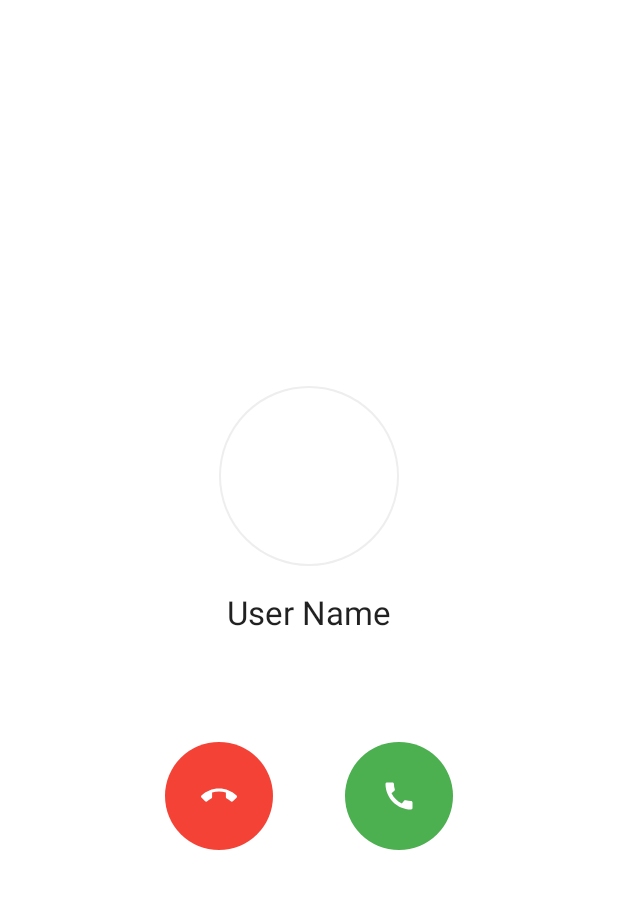
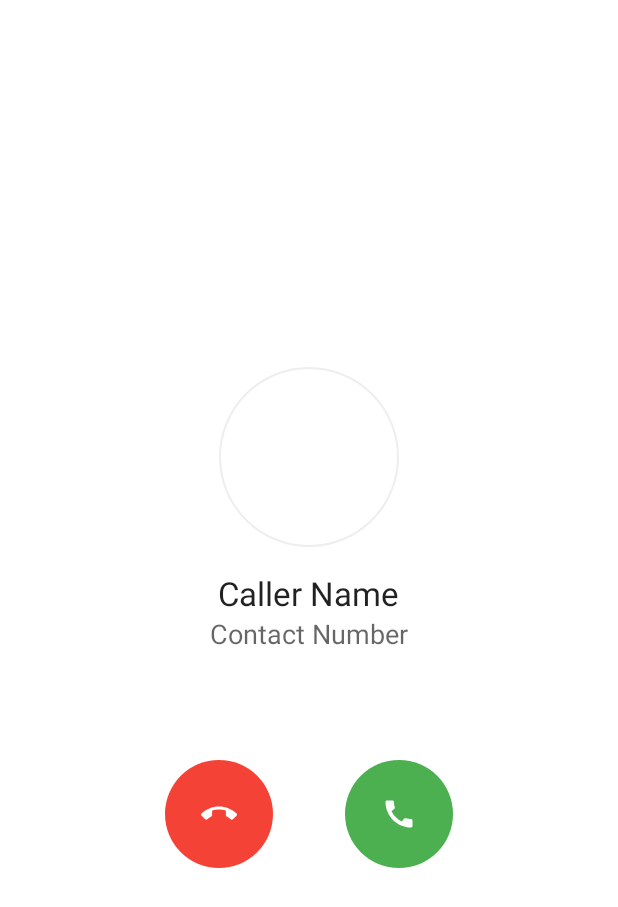
Before and after one commit to shantudas/firebase-demo-app, an Android app: the layout activity_call_screen.xml on its own in the app's theme, with its tools: preview values and no code run, on a phone screen of 412 x 824 dp. Shown: the top 907 px of the screen. Run offline under Robolectric (Android 15) with nearby library versions, the phone set to English and light mode, and no system bars.

Commit message:
call screen data show implemented

```diff
--- a/app/src/main/java/com/example/firebasedemoapp/services/MyFirebaseMessagingService.java
+++ b/app/src/main/java/com/example/firebasedemoapp/services/MyFirebaseMessagingService.java
@@ -60,6 +60,7 @@ public class MyFirebaseMessagingService extends FirebaseMessagingService {
                     Intent intent = new Intent(getApplicationContext(), ForegroundService.class);
                     intent.putExtra(Constants.Intent.INTENT_FROM_SERVICE_CALLER_NAME,name);
                     intent.putExtra(Constants.Intent.INTENT_FROM_SERVICE_CALLER_CONTACT_NUMBER,phone);
+
                     if (Build.VERSION.SDK_INT >= Build.VERSION_CODES.O) {
                         startForegroundService(intent);
                     } else {
--- a/app/src/main/java/com/example/firebasedemoapp/util/Constants.java
+++ b/app/src/main/java/com/example/firebasedemoapp/util/Constants.java
@@ -12,8 +12,8 @@ public class Constants {
 
 
     //type
-    public static final int TYPE_FCM_GENERAL = 1;
-    public static final int TYPE_FCM_CALL = 2;
+    public static final int TYPE_FCM_GENERAL = 2;
+    public static final int TYPE_FCM_CALL = 1;
 
 
     public class Intent{
--- a/app/src/main/res/layout/activity_call_screen.xml
+++ b/app/src/main/res/layout/activity_call_screen.xml
@@ -22,10 +22,19 @@
         <TextView
             android:layout_width="wrap_content"
             android:layout_height="wrap_content"
+            android:id="@+id/tvCallerName"
             android:layout_gravity="center"
             android:layout_marginTop="16dp"
-            android:text="User Name"
+            android:text="Caller Name"
             android:textAppearance="@style/TextAppearance.AppCompat.Large" />
+
+        <TextView
+            android:layout_width="wrap_content"
+            android:layout_height="wrap_content"
+            android:id="@+id/tvCallerContactNumber"
+            android:layout_gravity="center"
+            android:text="Contact Number"
+            android:textAppearance="@style/TextAppearance.AppCompat.Medium" />
 
         <LinearLayout
             android:layout_width="wrap_content"
```
Also changed, not shown: app/src/main/java/com/example/firebasedemoapp/CallScreenActivity.java (+32 -1 lines), app/src/main/java/com/example/firebasedemoapp/services/ForegroundService.java (+19 -12 lines).
